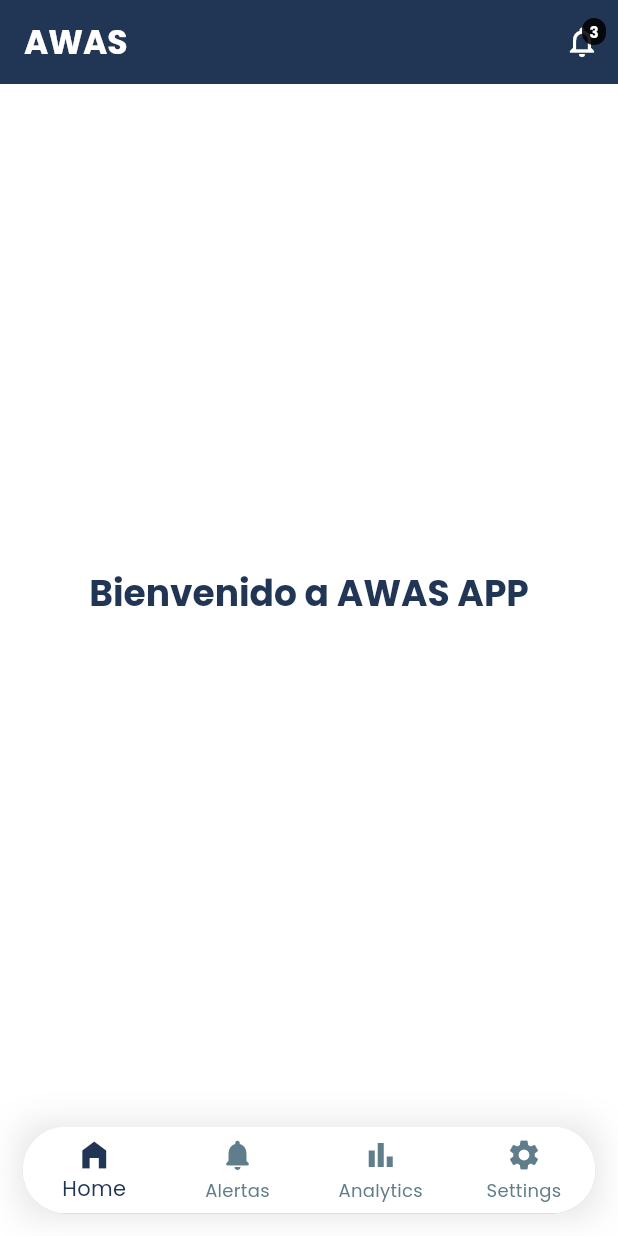
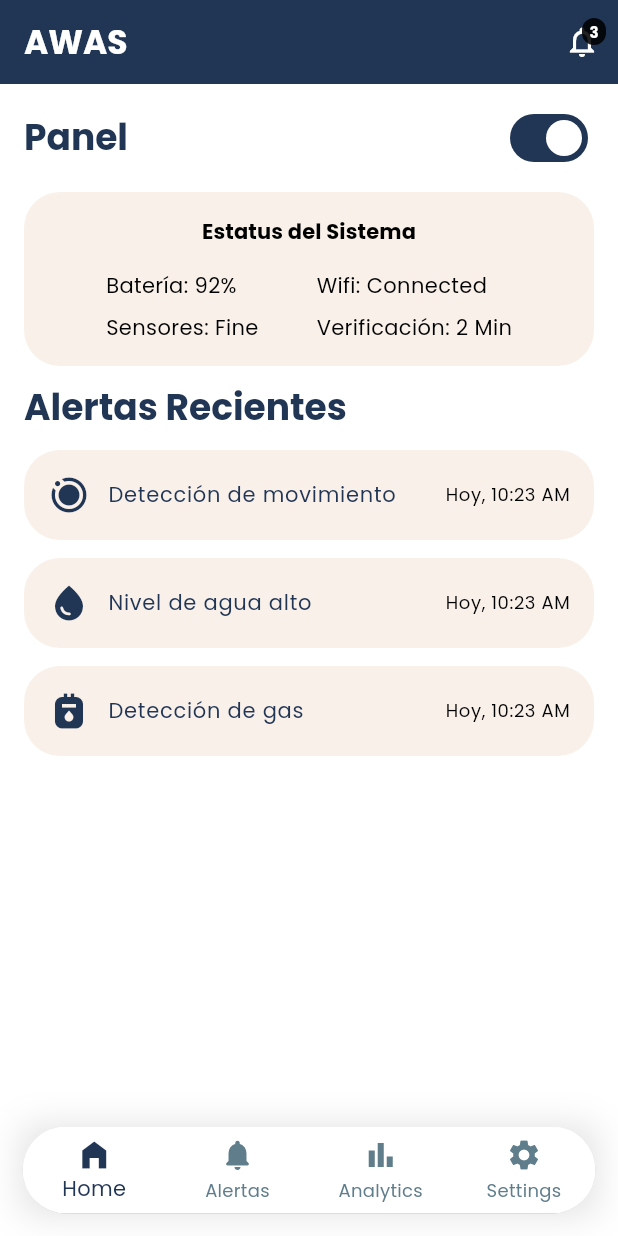
Before and after one commit to DiegoAragon13/awasApp, a Flutter app: the screen it shows after launch, on a phone screen of 412 x 824 dp. Run offline on Flutter 3.47's test engine with Material 3 defaults, Android fonts, the phone set to English and light mode, and no system bars; our stand-ins replace google_fonts, syncfusion_flutter_charts.

Commit message:
vista del home terminado

```diff
--- a/lib/Pages/home.dart
+++ b/lib/Pages/home.dart
@@ -1,18 +1,105 @@
 import 'package:flutter/material.dart';
-
+import 'package:awas_app/widgets/system_panel_home.dart';
+import '../widgets/alert_home.dart';
 
 class HomePage extends StatelessWidget {
   const HomePage({super.key});
 
+
   @override
   Widget build(BuildContext context) {
     final theme = Theme.of(context);
+    // Usamos ValueNotifier para manejar el estado en un StatelessWidget
+    final panelEnabled = ValueNotifier<bool>(true);
 
-    return Center(
-      child: Text(
-        'Bienvenido a AWAS APP',
-        style: theme.textTheme.headlineSmall?.copyWith(
-          fontWeight: FontWeight.bold,
+    final List<Map<String, dynamic>> alerts = [
+      {
+        'icon': Icons.motion_photos_on,
+        'title': 'Detección de movimiento',
+        'time': 'Hoy, 10:23 AM'
+      },
+      {
+        'icon': Icons.water_drop,
+        'title': 'Nivel de agua alto',
+        'time': 'Hoy, 10:23 AM'
+      },
+      {
+        'icon': Icons.gas_meter,
+        'title': 'Detección de gas',
+        'time': 'Hoy, 10:23 AM'
+      },
+    ];
+
+    return Scaffold(
+      body: SafeArea(
+        child: SingleChildScrollView(
+          child: Column(
+            crossAxisAlignment: CrossAxisAlignment.start,
+            children: [
+              // Toggle y panel en un ValueListenableBuilder
+              Padding(
+                padding: const EdgeInsets.symmetric(horizontal: 16, vertical: 12),
+                child: ValueListenableBuilder<bool>(
+                  valueListenable: panelEnabled,
+                  builder: (context, enabled, _) {
+                    return Row(
+                      mainAxisAlignment: MainAxisAlignment.spaceBetween,
+                      children: [
+                        Text(
+                          'Panel',
+                          style: theme.textTheme.headlineSmall,
+                        ),
+                        Switch(
+                          value: enabled,
+                          onChanged: (value) => panelEnabled.value = value,
+                        ),
+                      ],
+                    );
+                  },
+                ),
+              ),
+
+              // SystemPanel solo cuando panelEnabled = true
+              ValueListenableBuilder<bool>(
+                valueListenable: panelEnabled,
+                builder: (context, enabled, _) {
+                  if (!enabled) return const SizedBox.shrink();
+                  return Padding(
+                    padding: const EdgeInsets.symmetric(horizontal: 16),
+                    child: SystemPanel(enabled: true),
+                  );
+                },
+              ),
+
+              // Título de alertas
+              Padding(
+                padding: const EdgeInsets.symmetric(horizontal: 16, vertical: 12),
+                child: Text(
+                  'Alertas Recientes',
+                  style: theme.textTheme.headlineSmall,
+                ),
+              ),
+
+              // Lista de alertas
+              ListView.separated(
+                shrinkWrap: true,
+                physics: const NeverScrollableScrollPhysics(),
+                padding: const EdgeInsets.symmetric(horizontal: 16),
+                itemCount: alerts.length,
+                separatorBuilder: (_, __) => const SizedBox(height: 12),
+                itemBuilder: (context, index) {
+                  final alert = alerts[index];
+                  return AlertCard(
+                    icon: alert['icon'] as IconData,
+                    title: alert['title'] as String,
+                    time: alert['time'] as String,
+                  );
+                },
+              ),
+
+              const SizedBox(height: 80),
+            ],
+          ),
         ),
       ),
     );
--- /dev/null
+++ b/lib/widgets/alert_home.dart
@@ -0,0 +1,33 @@
+import 'package:flutter/material.dart';
+
+class AlertCard extends StatelessWidget {
+  final IconData icon;
+  final String title;
+  final String time;
+  const AlertCard({required this.icon, required this.title, required this.time, super.key});
+
+  @override
+  Widget build(BuildContext context) {
+    final theme = Theme.of(context);
+    final isDark = theme.brightness == Brightness.dark;
+    final background = isDark ? theme.colorScheme.secondary: const Color(0xFFF8F0E9);
+
+    return Container(
+      padding: const EdgeInsets.all(16),
+      decoration: BoxDecoration(
+        color: background,
+        borderRadius: BorderRadius.circular(24),
+      ),
+      child: Row(
+        children: [
+          Icon(icon, size: 28, color: theme.primaryColor),
+          const SizedBox(width: 12),
+          Expanded(
+            child: Text(title, style: theme.textTheme.bodyLarge),
+          ),
+          Text(time, style: theme.textTheme.bodySmall),
+        ],
+      ),
+    );
+  }
+}
--- /dev/null
+++ b/lib/widgets/system_panel_home.dart
@@ -0,0 +1,56 @@
+import 'package:flutter/material.dart';
+
+class SystemPanel extends StatelessWidget {
+  final bool enabled;
+  const SystemPanel({required this.enabled, super.key});
+
+  @override
+  Widget build(BuildContext context) {
+    if (!enabled) return const SizedBox.shrink();
+
+    final theme = Theme.of(context);
+    final isDark = theme.brightness == Brightness.dark;
+    final background = isDark ? theme.colorScheme.secondary: const Color(0xFFF8F0E9);
+
+    return Container(
+      width: double.infinity,
+      padding: const EdgeInsets.all(16),
+      decoration: BoxDecoration(
+        color: background,
+        borderRadius: BorderRadius.circular(24),
+      ),
+      child: Column(
+        crossAxisAlignment: CrossAxisAlignment.center,
+        children: [
+          Text(
+            'Estatus del Sistema',
+            style: theme.textTheme.titleSmall?.copyWith(fontWeight: FontWeight.bold),
+            textAlign: TextAlign.center,
+          ),
+          const SizedBox(height: 16),
+          Row(
+            mainAxisAlignment: MainAxisAlignment.spaceEvenly,
+            children: [
+              Column(
+                crossAxisAlignment: CrossAxisAlignment.start,
+                children: const [
+                  Text('Batería: 92%'),
+                  SizedBox(height: 8),
+                  Text('Sensores: Fine'),
+                ],
+              ),
+              Column(
+                crossAxisAlignment: CrossAxisAlignment.start,
+                children: const [
+                  Text('Wifi: Connected'),
+                  SizedBox(height: 8),
+                  Text('Verificación: 2 Min'),
+                ],
+              ),
+            ],
+          ),
+        ],
+      ),
+    );
+  }
+}
```
